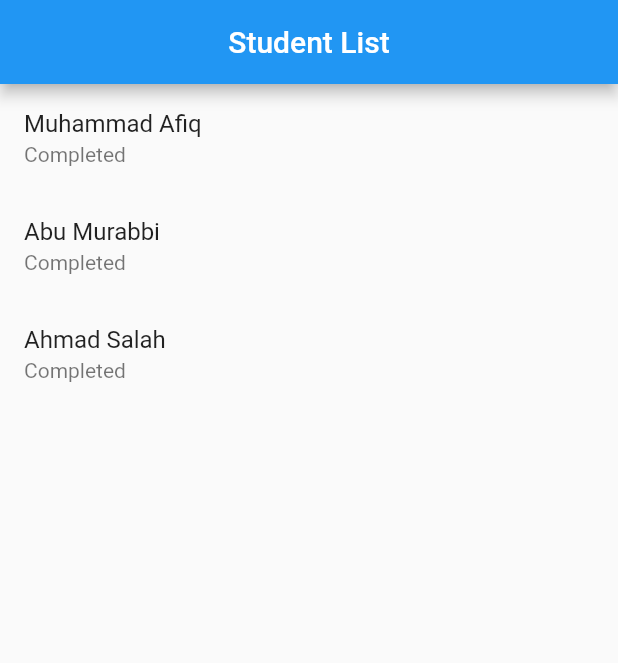
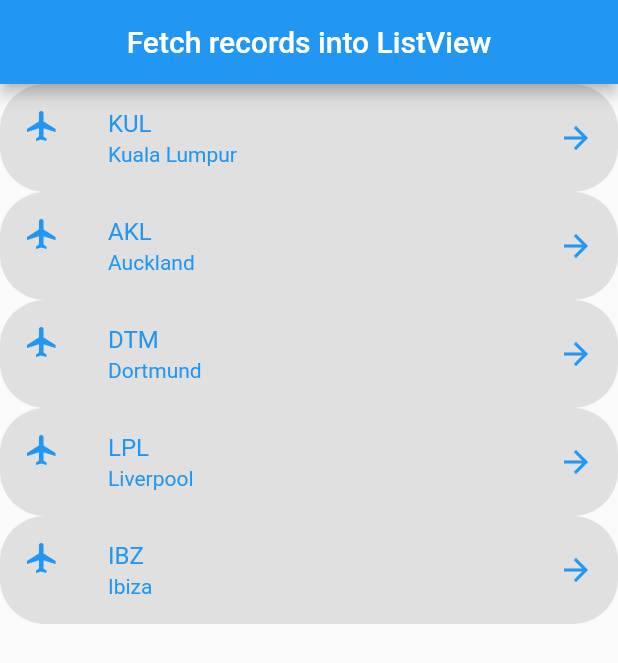
Before and after one commit to apikmeister/stateful_prac, a Flutter app: the screen it shows after launch, on a phone screen of 412 x 824 dp. Shown: the top 663 px of the screen. Run offline on Flutter 3.47's test engine with Material 2 defaults, Android fonts, the phone set to English and light mode, and no system bars.

Commit message:
Add city list to ListView

```diff
--- a/lib/main.dart
+++ b/lib/main.dart
@@ -8,44 +8,45 @@ import 'package:flutter/material.dart';
 void main() => runApp(MyApp());
 
 class MyApp extends StatelessWidget {
+  List<City> city = [
+    City(code: "KUL", cityName: "Kuala Lumpur"),
+    City(code: "AKL", cityName: "Auckland"),
+    City(code: "DTM", cityName: "Dortmund"),
+    City(code: "LPL", cityName: "Liverpool"),
+    City(code: "IBZ", cityName: "Ibiza"),
+  ];
+
   @override
   Widget build(BuildContext context) {
-    List<Student> students = [
-      Student(name: 'Muhammad Afiq', paymentStatus: 'Completed'),
-      Student(name: 'Ali Ahmad', paymentStatus: 'Pending'),
-      Student(name: 'Abu Murabbi', paymentStatus: 'Completed'),
-      Student(name: 'Ahmad Salah', paymentStatus: 'Completed'),
-      Student(name: 'Mohamad Sane', paymentStatus: 'Pending'),
-    ];
-
     return MaterialApp(
-      home: MaterialApp(
       title: 'MyApp',
       home: Scaffold(
           appBar: AppBar(
-              title: Text('Student List'),
+            title: Text('Fetch records into ListView'),
             centerTitle: true,
           ),
           body: ListView(
-              children: students
-                  .where((e) => e.paymentStatus == 'Completed')
-                  .map((e) => ListTile(
-                        title: Text(e.name),
-                        subtitle: Text(e.paymentStatus),
-                      ))
-                  .toList(),
-            ),
+            children: city.map((e) {
+              return ListTile(
+                  shape: RoundedRectangleBorder(
+                      borderRadius: BorderRadius.circular(30)),
+                  selectedTileColor: Colors.grey[300],
+                  selected: true,
+                  leading: Icon(Icons.flight),
+                  title: Text(e.code),
+                  subtitle: Text(e.cityName),
+                  trailing: Icon(Icons.arrow_forward));
+            }).toList(),
           )),
     );
   }
 }
 
-class Student {
-  String name;
-  String paymentStatus;
+class City {
+  String code, cityName;
 
-  Student({
-    required this.name,
-    required this.paymentStatus,
+  City({
+    required this.code,
+    required this.cityName,
   });
 }
```
Lines whose indentation alone changed are shown as unchanged.
